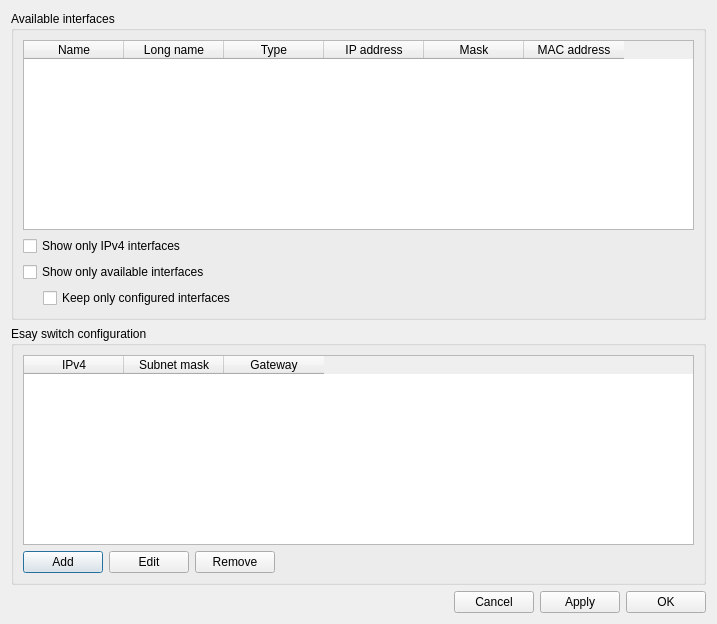
Above: UI/DlgConfig.ui from Folco68/Folco before the change. Below: the same form after it.
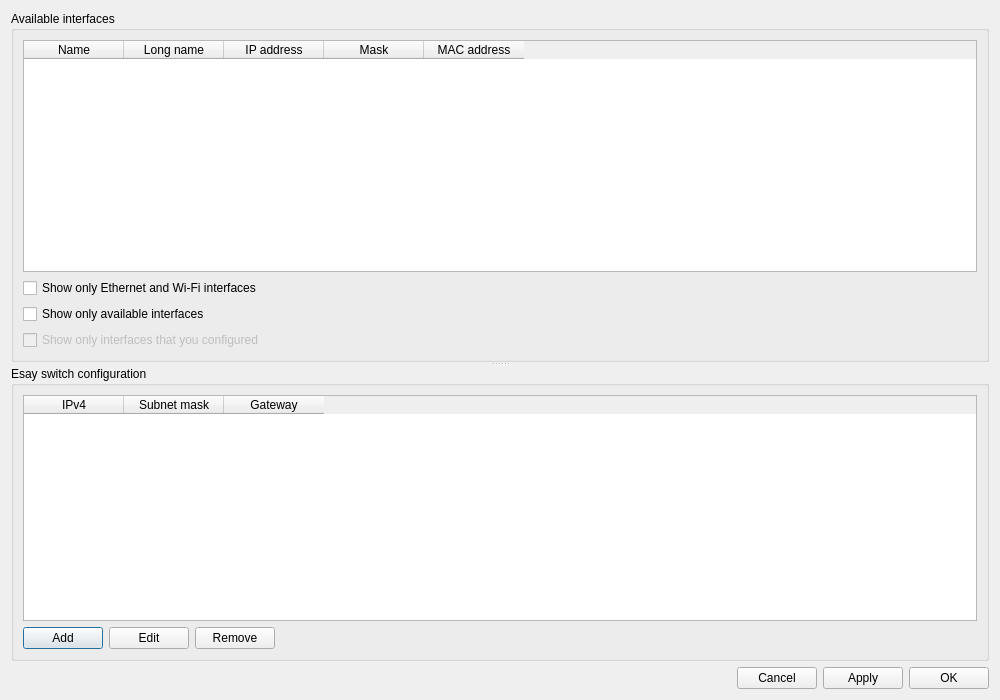
That is the form after the change.

Commit message: - DlgConfig: configured ui->TableInterfaces - DlgConfig: removed the display of the interface internal type - DlgConfig: added IPv4 and up connections filters - DlgConfig: added window title - DlgConfig: added a splitter in the main view, allowing the complete display of the interfaces

What changed in the file:
```diff
--- a/UI/DlgConfig.ui
+++ b/UI/DlgConfig.ui
@@ -6,15 +6,28 @@
    <rect>
     <x>0</x>
     <y>0</y>
-    <width>717</width>
-    <height>624</height>
+    <width>1000</width>
+    <height>700</height>
    </rect>
   </property>
+  <property name="minimumSize">
+   <size>
+    <width>1000</width>
+    <height>700</height>
+   </size>
+  </property>
   <property name="windowTitle">
    <string>Dialog</string>
   </property>
   <layout class="QVBoxLayout" name="verticalLayout_3">
    <item>
+    <widget class="QSplitter" name="splitter">
+     <property name="orientation">
+      <enum>Qt::Orientation::Vertical</enum>
+     </property>
+     <property name="childrenCollapsible">
+      <bool>false</bool>
+     </property>
     <widget class="QGroupBox" name="GroupInterfaces">
      <property name="title">
       <string>Available interfaces</string>
@@ -32,11 +45,6 @@
           <string>Long name</string>
          </property>
         </column>
-        <column>
-         <property name="text">
-          <string>Type</string>
-         </property>
-        </column>
         <column>
          <property name="text">
           <string>IP address</string>
@@ -57,7 +65,7 @@
       <item>
        <widget class="QCheckBox" name="CheckShowOnlyIPv4">
         <property name="text">
-         <string>Show only IPv4 interfaces</string>
+          <string>Show only Ethernet and Wi-Fi interfaces</string>
         </property>
        </widget>
       </item>
@@ -69,36 +77,17 @@
        </widget>
       </item>
       <item>
-       <layout class="QHBoxLayout" name="HLayoutCheckOnlyConfigured">
-        <item>
-         <spacer name="HSpacerKeepOnlyConfigured">
-          <property name="orientation">
-           <enum>Qt::Orientation::Horizontal</enum>
-          </property>
-          <property name="sizeType">
-           <enum>QSizePolicy::Policy::Fixed</enum>
-          </property>
-          <property name="sizeHint" stdset="0">
-           <size>
-            <width>20</width>
-            <height>20</height>
-           </size>
-          </property>
-         </spacer>
-        </item>
-        <item>
          <widget class="QCheckBox" name="CheckKeepOnlyConfigured">
+         <property name="enabled">
+          <bool>false</bool>
+         </property>
           <property name="text">
-           <string>Keep only configured interfaces</string>
+          <string>Show only interfaces that you configured</string>
           </property>
          </widget>
         </item>
        </layout>
-      </item>
-     </layout>
-    </widget>
-   </item>
-   <item>
+     </widget>
     <widget class="QGroupBox" name="GroupEsasiSwitch">
      <property name="title">
       <string>Esay switch configuration</string>
@@ -162,6 +151,7 @@
        </layout>
       </item>
      </layout>
+     </widget>
     </widget>
    </item>
    <item>
```
Lines whose indentation alone changed are shown as unchanged. The commit also changes 4 other files.
